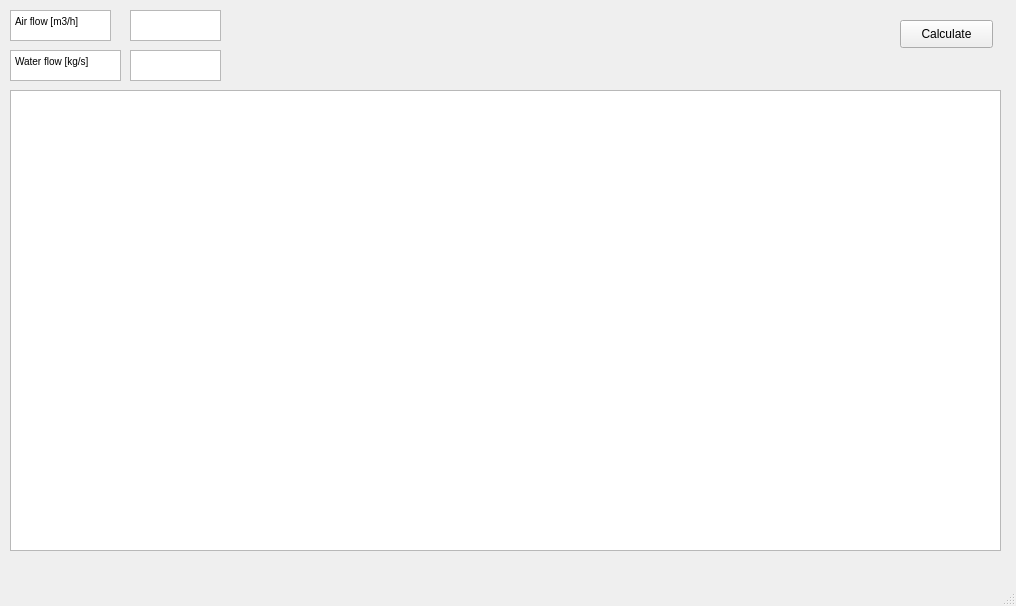
Old version of the form main/mainwindow.ui in the repository MatMarci/multiRowHE.
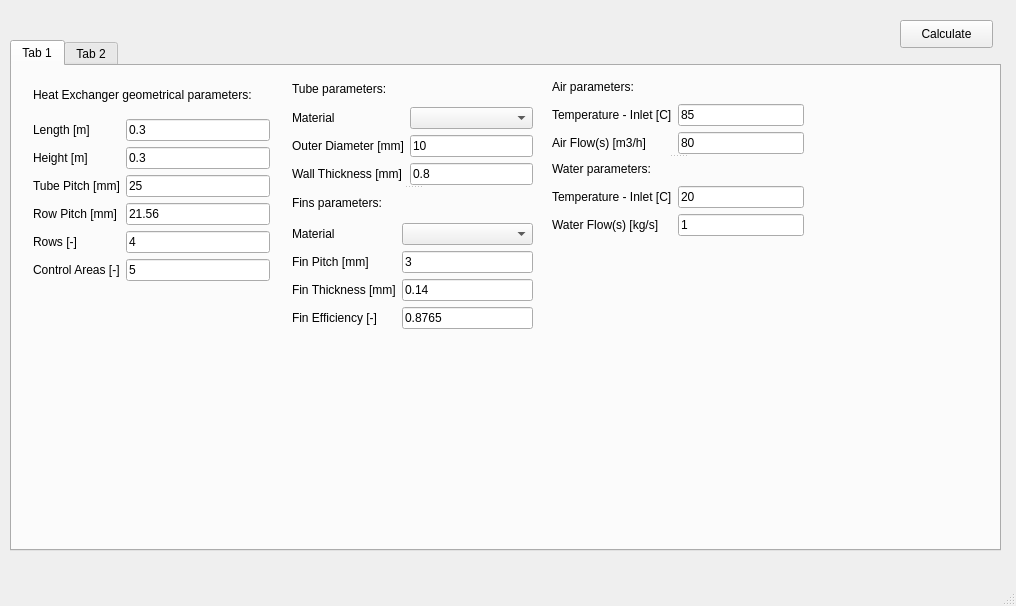
New version of the form.

```diff
--- a/main/mainwindow.ui
+++ b/main/mainwindow.ui
@@ -27,69 +27,364 @@
      <string>Calculate</string>
     </property>
    </widget>
-   <widget class="QTextEdit" name="param1">
-    <property name="geometry">
-     <rect>
-      <x>130</x>
-      <y>10</y>
-      <width>91</width>
-      <height>31</height>
-     </rect>
-    </property>
-   </widget>
-   <widget class="QTextEdit" name="results">
-    <property name="geometry">
-     <rect>
-      <x>130</x>
-      <y>50</y>
-      <width>91</width>
-      <height>31</height>
-     </rect>
-    </property>
-   </widget>
-   <widget class="QTableWidget" name="tempResults">
+   <widget class="QTabWidget" name="tabWidget">
     <property name="geometry">
      <rect>
       <x>10</x>
-      <y>90</y>
+      <y>40</y>
       <width>991</width>
-      <height>461</height>
+      <height>511</height>
      </rect>
     </property>
-   </widget>
-   <widget class="QTextBrowser" name="textBrowser">
-    <property name="geometry">
-     <rect>
-      <x>10</x>
-      <y>10</y>
-      <width>101</width>
-      <height>31</height>
-     </rect>
+    <property name="currentIndex">
+     <number>0</number>
     </property>
-    <property name="html">
-     <string>&lt;!DOCTYPE HTML PUBLIC &quot;-//W3C//DTD HTML 4.0//EN&quot; &quot;http://www.w3.org/TR/REC-html40/strict.dtd&quot;&gt;
-&lt;html&gt;&lt;head&gt;&lt;meta name=&quot;qrichtext&quot; content=&quot;1&quot; /&gt;&lt;style type=&quot;text/css&quot;&gt;
-p, li { white-space: pre-wrap; }
-&lt;/style&gt;&lt;/head&gt;&lt;body style=&quot; font-family:'MS Shell Dlg 2'; font-size:7.8pt; font-weight:400; font-style:normal;&quot;&gt;
-&lt;p style=&quot; margin-top:0px; margin-bottom:0px; margin-left:0px; margin-right:0px; -qt-block-indent:0; text-indent:0px;&quot;&gt;Air flow [m3/h]&lt;/p&gt;&lt;/body&gt;&lt;/html&gt;</string>
-    </property>
-   </widget>
-   <widget class="QTextBrowser" name="textBrowser_2">
-    <property name="geometry">
-     <rect>
-      <x>10</x>
-      <y>50</y>
-      <width>111</width>
-      <height>31</height>
-     </rect>
-    </property>
-    <property name="html">
-     <string>&lt;!DOCTYPE HTML PUBLIC &quot;-//W3C//DTD HTML 4.0//EN&quot; &quot;http://www.w3.org/TR/REC-html40/strict.dtd&quot;&gt;
-&lt;html&gt;&lt;head&gt;&lt;meta name=&quot;qrichtext&quot; content=&quot;1&quot; /&gt;&lt;style type=&quot;text/css&quot;&gt;
-p, li { white-space: pre-wrap; }
-&lt;/style&gt;&lt;/head&gt;&lt;body style=&quot; font-family:'MS Shell Dlg 2'; font-size:7.8pt; font-weight:400; font-style:normal;&quot;&gt;
-&lt;p style=&quot; margin-top:0px; margin-bottom:0px; margin-left:0px; margin-right:0px; -qt-block-indent:0; text-indent:0px;&quot;&gt;Water flow [kg/s]&lt;/p&gt;&lt;/body&gt;&lt;/html&gt;</string>
-    </property>
+    <widget class="QWidget" name="params">
+     <attribute name="title">
+      <string>Tab 1</string>
+     </attribute>
+     <widget class="QSplitter" name="splitter_2">
+      <property name="geometry">
+       <rect>
+        <x>540</x>
+        <y>10</y>
+        <width>252</width>
+        <height>160</height>
+       </rect>
+      </property>
+      <property name="orientation">
+       <enum>Qt::Vertical</enum>
+      </property>
+      <widget class="QWidget" name="layoutWidget">
+       <layout class="QGridLayout" name="gridLayout_5">
+        <item row="0" column="0" colspan="2">
+         <widget class="QLabel" name="label_38">
+          <property name="text">
+           <string>Air parameters:</string>
+          </property>
+         </widget>
+        </item>
+        <item row="1" column="0">
+         <widget class="QLabel" name="label_17">
+          <property name="text">
+           <string>Temperature - Inlet [C]</string>
+          </property>
+         </widget>
+        </item>
+        <item row="1" column="1">
+         <widget class="QLineEdit" name="Air_Temp_In">
+          <property name="text">
+           <string>85</string>
+          </property>
+         </widget>
+        </item>
+        <item row="2" column="0">
+         <widget class="QLabel" name="label_15">
+          <property name="text">
+           <string>Air Flow(s) [m3/h]</string>
+          </property>
+         </widget>
+        </item>
+        <item row="2" column="1">
+         <widget class="QLineEdit" name="Air_Flows">
+          <property name="text">
+           <string>80</string>
+          </property>
+         </widget>
+        </item>
+       </layout>
+      </widget>
+      <widget class="QWidget" name="layoutWidget_2">
+       <layout class="QGridLayout" name="gridLayout_6">
+        <item row="0" column="0" colspan="2">
+         <widget class="QLabel" name="label_40">
+          <property name="text">
+           <string>Water parameters:</string>
+          </property>
+         </widget>
+        </item>
+        <item row="1" column="0">
+         <widget class="QLabel" name="label_41">
+          <property name="text">
+           <string>Temperature - Inlet [C]</string>
+          </property>
+         </widget>
+        </item>
+        <item row="1" column="1">
+         <widget class="QLineEdit" name="Water_Temp_In">
+          <property name="text">
+           <string>20</string>
+          </property>
+         </widget>
+        </item>
+        <item row="2" column="0">
+         <widget class="QLabel" name="label_42">
+          <property name="text">
+           <string>Water Flow(s) [kg/s]</string>
+          </property>
+         </widget>
+        </item>
+        <item row="2" column="1">
+         <widget class="QLineEdit" name="Water_Flows">
+          <property name="text">
+           <string>1</string>
+          </property>
+         </widget>
+        </item>
+       </layout>
+      </widget>
+     </widget>
+     <widget class="QWidget" name="layoutWidget">
+      <property name="geometry">
+       <rect>
+        <x>21</x>
+        <y>11</y>
+        <width>237</width>
+        <height>204</height>
+       </rect>
+      </property>
+      <layout class="QGridLayout" name="gridLayout_4">
+       <item row="0" column="0" colspan="2">
+        <widget class="QLabel" name="label_16">
+         <property name="text">
+          <string>Heat Exchanger geometrical parameters:</string>
+         </property>
+        </widget>
+       </item>
+       <item row="1" column="0">
+        <widget class="QLabel" name="label">
+         <property name="text">
+          <string>Length [m]</string>
+         </property>
+        </widget>
+       </item>
+       <item row="1" column="1">
+        <widget class="QLineEdit" name="HE_Lenght">
+         <property name="text">
+          <string>0.3</string>
+         </property>
+        </widget>
+       </item>
+       <item row="2" column="0">
+        <widget class="QLabel" name="label_2">
+         <property name="text">
+          <string>Height [m]</string>
+         </property>
+        </widget>
+       </item>
+       <item row="2" column="1">
+        <widget class="QLineEdit" name="HE_Height">
+         <property name="text">
+          <string>0.3</string>
+         </property>
+        </widget>
+       </item>
+       <item row="3" column="0">
+        <widget class="QLabel" name="label_3">
+         <property name="text">
+          <string>Tube Pitch [mm]</string>
+         </property>
+        </widget>
+       </item>
+       <item row="3" column="1">
+        <widget class="QLineEdit" name="Tube_Pitch">
+         <property name="text">
+          <string>25</string>
+         </property>
+        </widget>
+       </item>
+       <item row="4" column="0">
+        <widget class="QLabel" name="label_4">
+         <property name="text">
+          <string>Row Pitch [mm]</string>
+         </property>
+        </widget>
+       </item>
+       <item row="4" column="1">
+        <widget class="QLineEdit" name="Row_Pitch">
+         <property name="text">
+          <string>21.56</string>
+         </property>
+        </widget>
+       </item>
+       <item row="5" column="0">
+        <widget class="QLabel" name="label_5">
+         <property name="text">
+          <string>Rows [-]</string>
+         </property>
+        </widget>
+       </item>
+       <item row="5" column="1">
+        <widget class="QLineEdit" name="Rows">
+         <property name="text">
+          <string>4</string>
+         </property>
+        </widget>
+       </item>
+       <item row="6" column="0">
+        <widget class="QLabel" name="label_13">
+         <property name="text">
+          <string>Control Areas [-]</string>
+         </property>
+        </widget>
+       </item>
+       <item row="6" column="1">
+        <widget class="QLineEdit" name="Control_Areas">
+         <property name="text">
+          <string>5</string>
+         </property>
+        </widget>
+       </item>
+      </layout>
+     </widget>
+     <widget class="QSplitter" name="splitter">
+      <property name="geometry">
+       <rect>
+        <x>280</x>
+        <y>10</y>
+        <width>241</width>
+        <height>253</height>
+       </rect>
+      </property>
+      <property name="orientation">
+       <enum>Qt::Vertical</enum>
+      </property>
+      <widget class="QWidget" name="layoutWidget">
+       <layout class="QGridLayout" name="gridLayout">
+        <item row="0" column="0" colspan="2">
+         <widget class="QLabel" name="label_19">
+          <property name="text">
+           <string>Tube parameters:</string>
+          </property>
+         </widget>
+        </item>
+        <item row="1" column="0">
+         <widget class="QLabel" name="label_12">
+          <property name="text">
+           <string>Material</string>
+          </property>
+         </widget>
+        </item>
+        <item row="1" column="1">
+         <widget class="QComboBox" name="comboBox">
+          <property name="currentText">
+           <string/>
+          </property>
+         </widget>
+        </item>
+        <item row="2" column="0">
+         <widget class="QLabel" name="label_14">
+          <property name="text">
+           <string>Outer Diameter [mm]</string>
+          </property>
+         </widget>
+        </item>
+        <item row="2" column="1">
+         <widget class="QLineEdit" name="Tube_Outer_Diameter">
+          <property name="text">
+           <string>10</string>
+          </property>
+         </widget>
+        </item>
+        <item row="3" column="0">
+         <widget class="QLabel" name="label_18">
+          <property name="text">
+           <string>Wall Thickness [mm]</string>
+          </property>
+         </widget>
+        </item>
+        <item row="3" column="1">
+         <widget class="QLineEdit" name="Tube_Wall_Thickness">
+          <property name="text">
+           <string>0.8</string>
+          </property>
+         </widget>
+        </item>
+       </layout>
+      </widget>
+      <widget class="QWidget" name="layoutWidget">
+       <layout class="QGridLayout" name="gridLayout_3">
+        <item row="0" column="0">
+         <widget class="QLabel" name="label_34">
+          <property name="text">
+           <string>Fins parameters:</string>
+          </property>
+         </widget>
+        </item>
+        <item row="1" column="0">
+         <widget class="QLabel" name="label_36">
+          <property name="text">
+           <string>Material</string>
+          </property>
+         </widget>
+        </item>
+        <item row="1" column="1">
+         <widget class="QComboBox" name="comboBox_5"/>
+        </item>
+        <item row="2" column="0">
+         <widget class="QLabel" name="label_37">
+          <property name="text">
+           <string>Fin Pitch [mm]</string>
+          </property>
+         </widget>
+        </item>
+        <item row="2" column="1">
+         <widget class="QLineEdit" name="Fin_Pitch">
+          <property name="text">
+           <string>3</string>
+          </property>
+         </widget>
+        </item>
+        <item row="3" column="0">
+         <widget class="QLabel" name="label_35">
+          <property name="text">
+           <string>Fin Thickness [mm]</string>
+          </property>
+         </widget>
+        </item>
+        <item row="3" column="1">
+         <widget class="QLineEdit" name="Fin_Thickness">
+          <property name="text">
+           <string>0.14</string>
+          </property>
+          <property name="maxLength">
+           <number>32766</number>
+          </property>
+         </widget>
+        </item>
+        <item row="4" column="0">
+         <widget class="QLabel" name="label_39">
+          <property name="text">
+           <string>Fin Efficiency [-]</string>
+          </property>
+         </widget>
+        </item>
+        <item row="4" column="1">
+         <widget class="QLineEdit" name="Fin_Efficiency">
+          <property name="text">
+           <string>0.8765</string>
+          </property>
+         </widget>
+        </item>
+       </layout>
+      </widget>
+     </widget>
+    </widget>
+    <widget class="QWidget" name="general_results">
+     <attribute name="title">
+      <string>Tab 2</string>
+     </attribute>
+     <widget class="QTableWidget" name="tempResults">
+      <property name="geometry">
+       <rect>
+        <x>10</x>
+        <y>10</y>
+        <width>961</width>
+        <height>461</height>
+       </rect>
+      </property>
+     </widget>
+    </widget>
    </widget>
   </widget>
   <widget class="QMenuBar" name="menubar">
```
